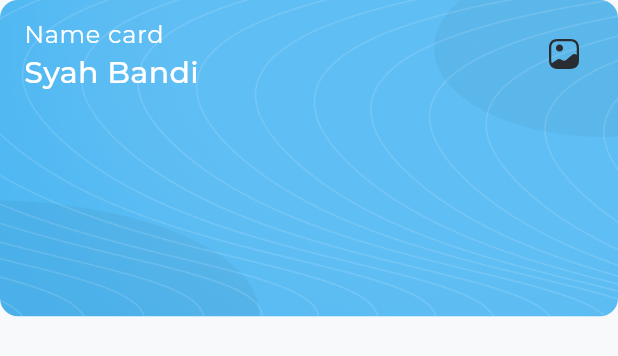
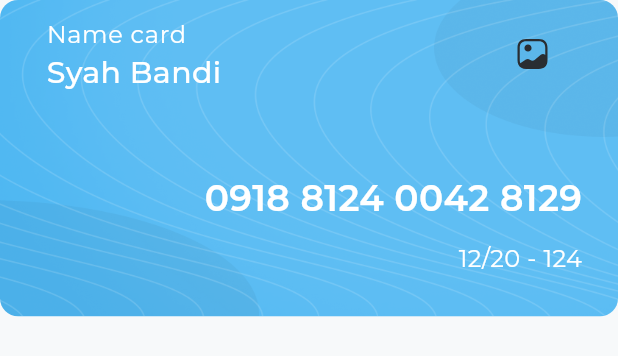
Before and after one commit to Nidhal-Khazene/Invoicing-Dashboard, a Flutter app: the MyCard widget shown alone on an empty page, opened directly, on a phone screen of 412 x 824 dp. Shown: the top 356 px of the screen. Run offline on Flutter 3.47's test engine with Material 3 defaults, Android fonts, the phone set to English and light mode, and no system bars; our stand-ins replace flutter_svg.

Commit message:
my card done

```diff
--- a/lib/widgets/my_card.dart
+++ b/lib/widgets/my_card.dart
@@ -22,8 +22,10 @@ class MyCard extends StatelessWidget {
           ),
         ),
         child: Column(
+          crossAxisAlignment: CrossAxisAlignment.end,
           children: [
             ListTile(
+              contentPadding: const EdgeInsets.only(left: 31, right: 45),
               title: Text(
                 "Name card",
                 style: AppStyles.regular16.copyWith(color: Colors.white),
@@ -34,6 +36,25 @@ class MyCard extends StatelessWidget {
               ),
               trailing: SvgPicture.asset(Images.iconsCardGallery),
             ),
+            const Expanded(child: SizedBox()),
+            Padding(
+              padding: const EdgeInsets.only(right: 24),
+              child: Column(
+                crossAxisAlignment: CrossAxisAlignment.end,
+                children: [
+                  Text(
+                    "0918 8124 0042 8129",
+                    style: AppStyles.semiBold24.copyWith(color: Colors.white),
+                  ),
+                  const SizedBox(height: 12),
+                  Text(
+                    "12/20 - 124",
+                    style: AppStyles.regular16.copyWith(color: Colors.white),
+                  ),
+                  const SizedBox(height: 27),
+                ],
+              ),
+            ),
           ],
         ),
       ),
```
